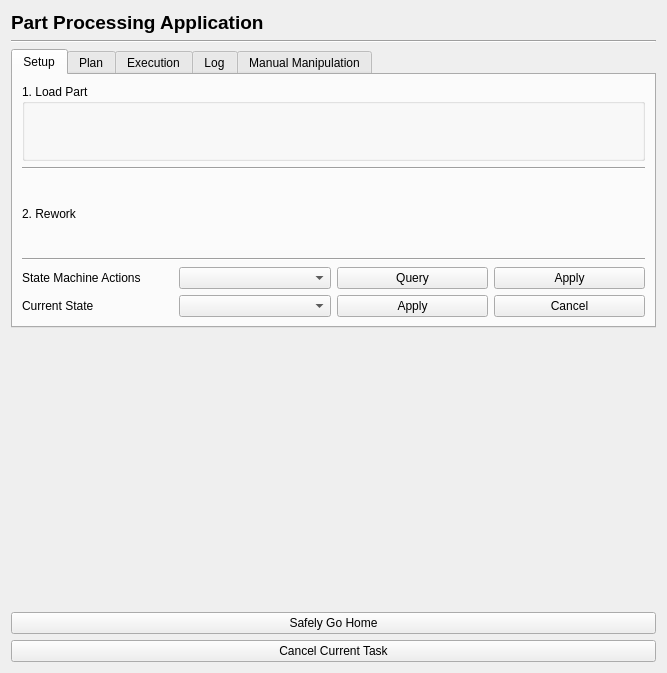
Above: crs_gui/ui/crs_application.ui from swri-robotics/collaborative-robotic-sanding before the change. Below: the same form after it.
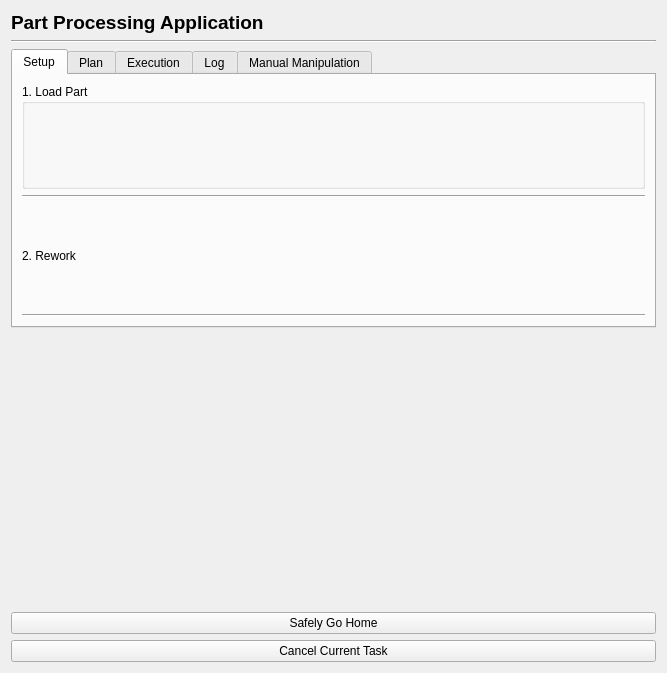
That is the form after the change.

Commit message:
Add state machine interface widget
Adds a widget to interact with the state machine.

Patch:
```diff
--- a/crs_gui/ui/crs_application.ui
+++ b/crs_gui/ui/crs_application.ui
@@ -79,56 +79,7 @@
         </widget>
        </item>
        <item>
-        <layout class="QGridLayout" name="gridLayout_2">
-         <item row="2" column="3">
-          <widget class="QPushButton" name="push_button_sm_apply">
-           <property name="text">
-            <string>Apply</string>
-           </property>
-          </widget>
-         </item>
-         <item row="2" column="1">
-          <widget class="QComboBox" name="comboBox"/>
-         </item>
-         <item row="2" column="2">
-          <widget class="QPushButton" name="push_button_sm_query_2">
-           <property name="text">
-            <string>Query</string>
-           </property>
-          </widget>
-         </item>
-         <item row="2" column="0">
-          <widget class="QLabel" name="label_state_machine_actions_2">
-           <property name="text">
-            <string>State Machine Actions</string>
-           </property>
-          </widget>
-         </item>
-         <item row="4" column="2">
-          <widget class="QPushButton" name="push_button_sm_apply_2">
-           <property name="text">
-            <string>Apply</string>
-           </property>
-          </widget>
-         </item>
-         <item row="4" column="0">
-          <widget class="QLabel" name="label_state_machine_actions">
-           <property name="text">
-            <string>Current State</string>
-           </property>
-          </widget>
-         </item>
-         <item row="4" column="1">
-          <widget class="QComboBox" name="combo_box_sm_actions_2"/>
-         </item>
-         <item row="4" column="3">
-          <widget class="QPushButton" name="pushButton">
-           <property name="text">
-            <string>Cancel</string>
-           </property>
-          </widget>
-         </item>
-        </layout>
+        <layout class="QVBoxLayout" name="vertical_layout_sm_interface"/>
        </item>
       </layout>
      </widget>
```
The commit also changes 8 other files.
